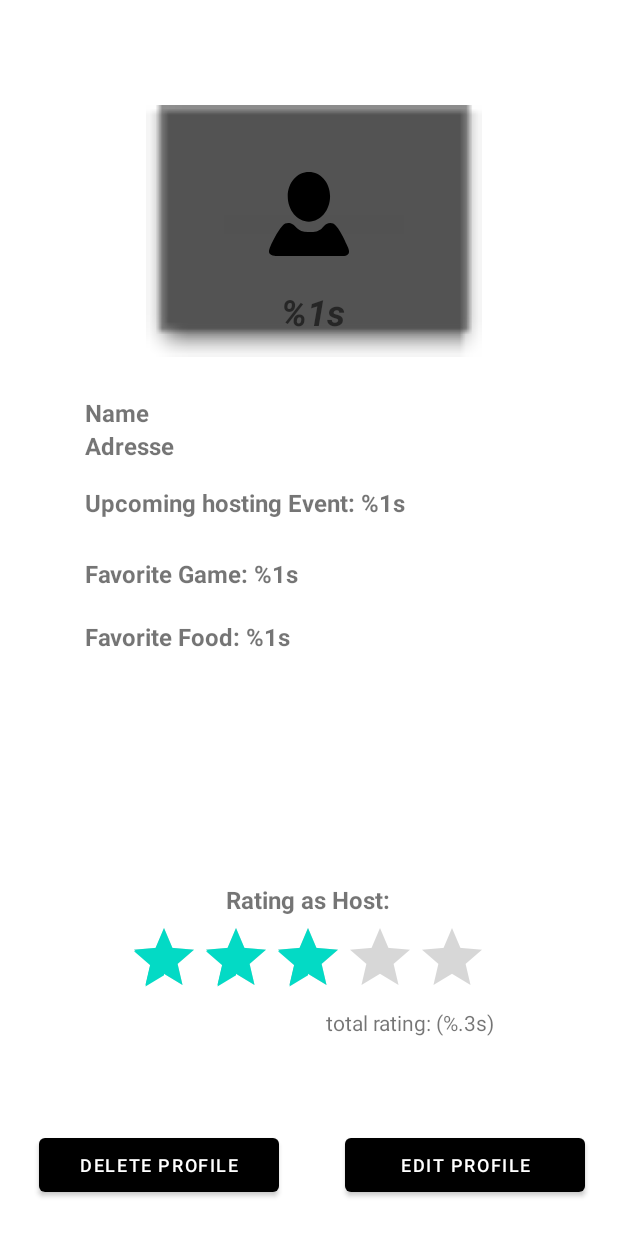
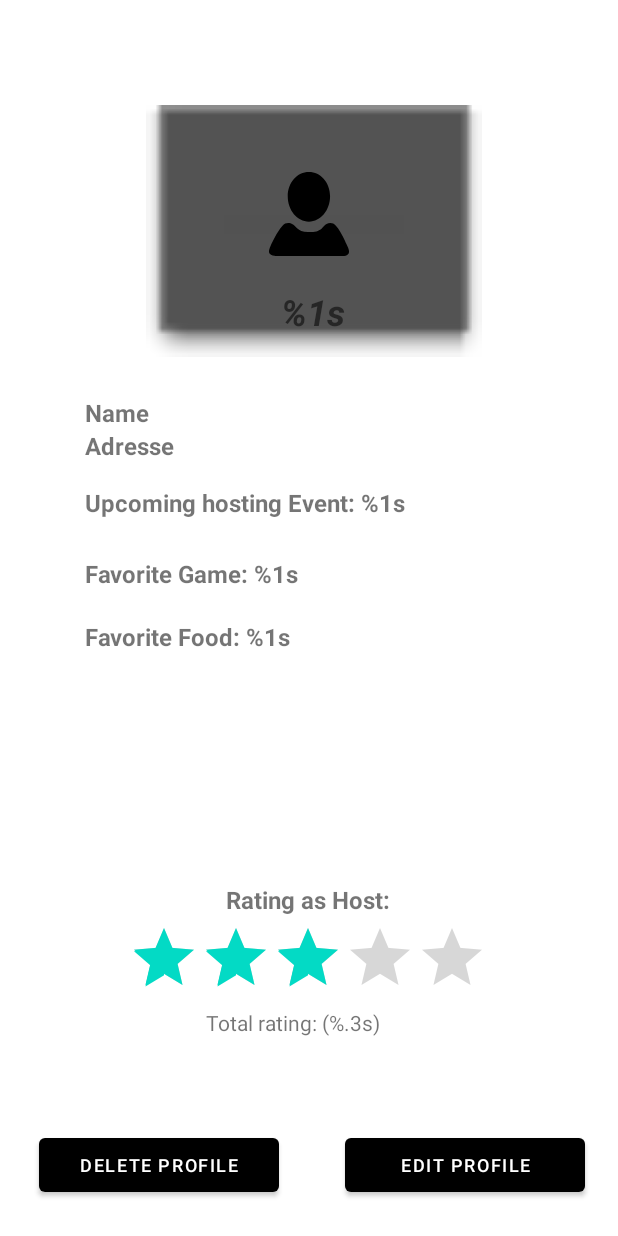
Before and after one commit to ElisaWissemann/BoardGameApp, an Android app: the layout fragment_profile.xml on its own in the app's theme, with its tools: preview values and no code run, on a phone screen of 412 x 824 dp. Run offline under Robolectric (Android 15) with nearby library versions, the phone set to English and light mode, and no system bars.

Commit message:
little fixes and implementation of navigation profile button

```diff
--- a/app/src/main/java/com/example/boardgameapp/data/user/FormatRatingUseCase.kt
+++ b/app/src/main/java/com/example/boardgameapp/data/user/FormatRatingUseCase.kt
@@ -5,8 +5,8 @@ class FormatRatingUseCase(userId: Int) {
     private val user: User? = UserDataSource.users.find { it.id == userId }
     private val rating: List<Double> = user!!.rating
 
-    fun getRating() : Double{
-        return rating.average()
+    fun getRating() : Float{
+        return rating.average().toFloat()
     }
 
 }
--- a/app/src/main/res/layout/fragment_profile.xml
+++ b/app/src/main/res/layout/fragment_profile.xml
@@ -12,7 +12,6 @@
         android:layout_height="match_parent"
         android:orientation="vertical"
         android:fillViewport="true" >
-
 
         <androidx.constraintlayout.widget.ConstraintLayout
             android:layout_width="match_parent"
@@ -50,11 +49,10 @@
                 android:layout_width="wrap_content"
                 android:layout_height="wrap_content"
                 android:layout_marginEnd="20dp"
-                android:text="@string/total_ratings_text"
+                android:text="@string/total_rating_1d"
                 app:layout_constraintBottom_toBottomOf="parent"
-                app:layout_constraintEnd_toEndOf="parent"
-                app:layout_constraintHorizontal_bias="0.779"
-                app:layout_constraintStart_toStartOf="parent"
+                app:layout_constraintEnd_toEndOf="@+id/total_rating_bar"
+                app:layout_constraintStart_toStartOf="@+id/total_rating_bar"
                 app:layout_constraintTop_toBottomOf="@+id/total_rating_bar"
                 app:layout_constraintVertical_bias="0.0" />
 
--- a/app/src/main/res/values/strings.xml
+++ b/app/src/main/res/values/strings.xml
@@ -31,8 +31,7 @@
     <string name="logout">Logout</string>
     <string name="rate_the_host">RATE THE HOST</string>
     <string name="submit">Submit</string>
-    <string name="total_rating_1d">Total rating: (%1s)</string>
-    <string name="total_ratings_text">total rating: (%.3s)</string>
+    <string name="total_rating_1d">Total rating: (%.3s)</string>
     <string name="name" >%1s</string>
     <string name="address">%1s</string>
     <string name="upcoming_hosting_event_text">Upcoming hosting Event: %1s</string>
```
Also changed, not shown: app/src/main/java/com/example/boardgameapp/MainActivity.kt (+13 -1 lines), app/src/main/java/com/example/boardgameapp/screens/profile/ProfileFragment.kt (+3 -9 lines).
